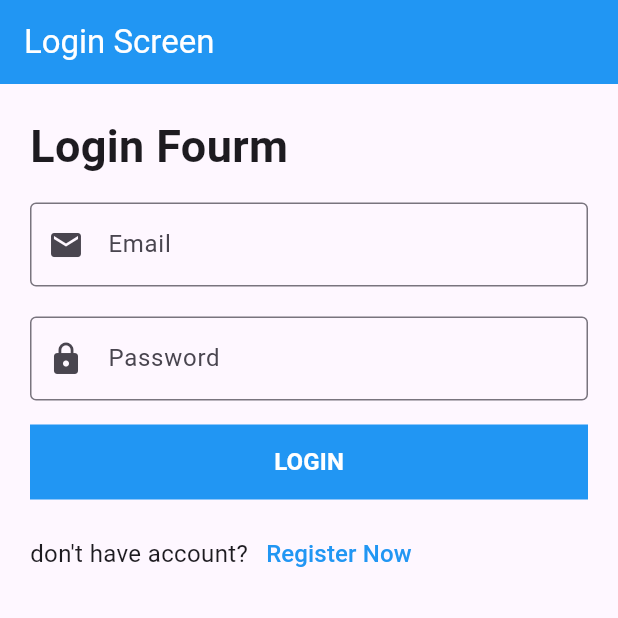
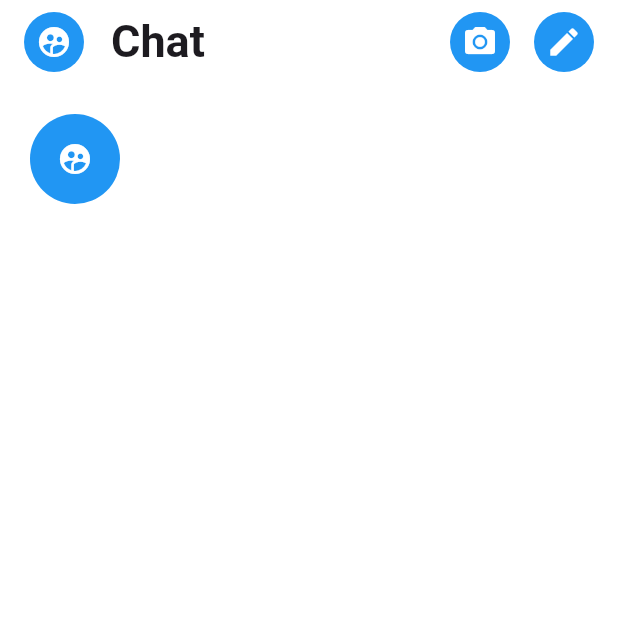
Before and after one commit to MagedMohammed/StartWithFlutter, a Flutter app: the screen it shows after launch, on a phone screen of 412 x 824 dp, the top half of it. Run offline on Flutter 3.47's test engine with Material 3 defaults, Android fonts, the phone set to English and light mode, and no system bars.

Commit message:
add messenger_screen.dart

```diff
--- a/lib/LoginScreen/LoginScreen.dart
+++ b/lib/LoginScreen/LoginScreen.dart
@@ -1,14 +1,12 @@
-import 'dart:ffi';
-
 import 'package:flutter/cupertino.dart';
 import 'package:flutter/material.dart';
 
 class LoginScreen extends StatelessWidget {
-  const LoginScreen({super.key});
+   LoginScreen({super.key});
 
-  // var emailController = TextEditingController();
-  // var passwordController = TextEditingController();
-
+  TextEditingController emailController = TextEditingController();
+  TextEditingController passwordController = TextEditingController();
+bool isChecked = false;
   @override
   Widget build(BuildContext context) {
     return Scaffold(
@@ -34,7 +32,7 @@ class LoginScreen extends StatelessWidget {
               height: 16.0,
             ),
             TextFormField(
-              controller: TextEditingController(),
+              controller: emailController,
               decoration: const InputDecoration(
                 labelText: 'Email',
                 border: OutlineInputBorder(),
@@ -47,11 +45,17 @@ class LoginScreen extends StatelessWidget {
             ),
             SizedBox(height: 20.0),
             TextFormField(
-              controller: TextEditingController(),
+              controller: passwordController,
               decoration: InputDecoration(
                 border: OutlineInputBorder(),
                 labelText: "Password",
                 prefixIcon: Icon(Icons.lock),
+                suffixIcon: MaterialButton(
+                  onPressed: (){
+                    isChecked = !isChecked;
+                  },
+                  child: isChecked? Icon(Icons.remove_red_eye) : Icon(Icons.remove_red_eye_outlined),
+                )
               ),
               keyboardType: TextInputType.visiblePassword,
             ),
@@ -103,8 +107,8 @@ class LoginScreen extends StatelessWidget {
   }
 
   void submit() {
-    // print(emailController.text);
-    // print(passwordController.text);
+    print(emailController.text);
+    print(passwordController.text);
   }
 
 }
--- /dev/null
+++ b/lib/MassengerScreen/messenger_screen.dart
@@ -0,0 +1,94 @@
+import 'package:flutter/cupertino.dart';
+import 'package:flutter/material.dart';
+
+class MessengerScreen extends StatelessWidget {
+  const MessengerScreen({super.key});
+
+  @override
+  Widget build(BuildContext context) {
+    return Scaffold(
+      backgroundColor: Colors.white,
+      appBar: AppBar(
+        backgroundColor: Colors.white,
+        title: Row(
+          children: [
+            CircleAvatar(
+              child: Icon(
+                Icons.supervised_user_circle,
+                color: Colors.white,
+              ),
+              radius: 20.0,
+              backgroundColor: Colors.blue,
+            ),
+            SizedBox(
+              width: 18,
+            ),
+            Text(
+              'Chat',
+              style: TextStyle(fontSize: 30, fontWeight: FontWeight.bold),
+            ),
+          ],
+        ),
+        actions: [
+          CircleAvatar(
+            radius: 20,
+            backgroundColor: Colors.blue,
+            child: IconButton(
+              onPressed: () {},
+              icon: Icon(
+                Icons.camera_alt,
+                color: Colors.white,
+              ),
+            ),
+          ),
+          SizedBox(
+            width: 16,
+          ),
+          CircleAvatar(
+            radius: 20,
+            backgroundColor: Colors.blue,
+            child: IconButton(
+              onPressed: () {},
+              icon: Icon(
+                Icons.edit,
+                color: Colors.white,
+              ),
+            ),
+          ),
+          SizedBox(
+            width: 16,
+          ),
+        ],
+      ),
+      body: Padding(
+        padding: const EdgeInsets.all(20.0),
+        child: const Column(
+          children: [
+            Row(
+              children: [
+                Stack(
+                  children: [
+                    CircleAvatar(
+                      child: Icon(
+                        Icons.supervised_user_circle,
+                        color: Colors.white,
+                      ),
+                      backgroundColor: Colors.blue,
+                      radius: 30,
+                    ),
+                  ],
+                )
+              ],
+            ), //User
+          ],
+        ),
+      ),
+    );
+  }
+}
+// Todo: - What todo in this Screen
+/*
+1- Create Search Bar
+2- Create Whose are Online
+3- Create Messages List
+ */
--- a/lib/main.dart
+++ b/lib/main.dart
@@ -1,5 +1,6 @@
 import 'package:flutter/material.dart';
 import 'package:flutter_project_2/LoginScreen/LoginScreen.dart';
+import 'MassengerScreen/messenger_screen.dart';
 
 void main() {
   runApp(const MyApp());
@@ -11,8 +12,8 @@ class MyApp extends StatelessWidget {
   // This widget is the root of your application.
   @override
   Widget build(BuildContext context) {
-    return const MaterialApp(
-      home: LoginScreen(),
+    return MaterialApp(
+      home: MessengerScreen(),
       debugShowCheckedModeBanner: false,
     );
   }
```
